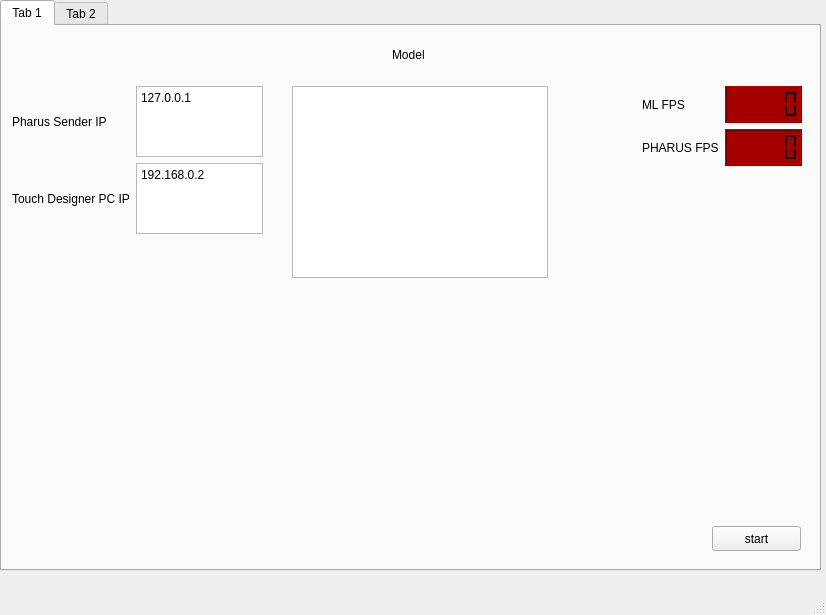
Before: the Qt Designer form inference_server.ui in birkschmithuesen/SystemFailed_trajnetplusplusbaselines, drawn with Qt 5.
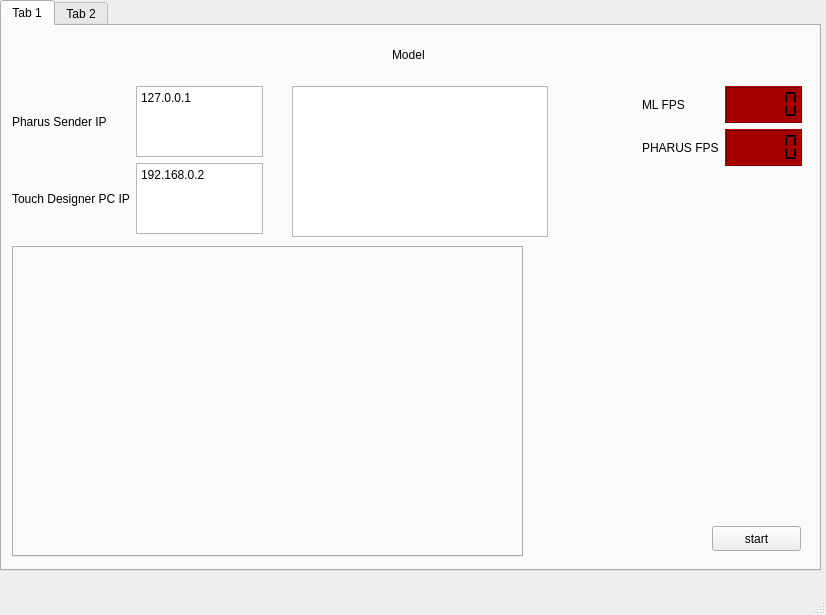
After: the same form once the commit is applied.

What changed in the file:
```diff
--- a/inference_server.ui
+++ b/inference_server.ui
@@ -138,7 +138,7 @@
         <x>290</x>
         <y>60</y>
         <width>256</width>
-        <height>192</height>
+        <height>151</height>
        </rect>
       </property>
      </widget>
@@ -155,6 +155,25 @@
        <string>Model</string>
       </property>
      </widget>
+     <widget class="QWidget" name="verticalLayoutWidget">
+      <property name="geometry">
+       <rect>
+        <x>10</x>
+        <y>220</y>
+        <width>511</width>
+        <height>311</height>
+       </rect>
+      </property>
+      <layout class="QVBoxLayout" name="verticalLayout">
+       <item>
+        <widget class="QTabWidget" name="visualizer">
+         <property name="currentIndex">
+          <number>-1</number>
+         </property>
+        </widget>
+       </item>
+      </layout>
+     </widget>
     </widget>
     <widget class="QWidget" name="tab_2">
      <attribute name="title">
```
